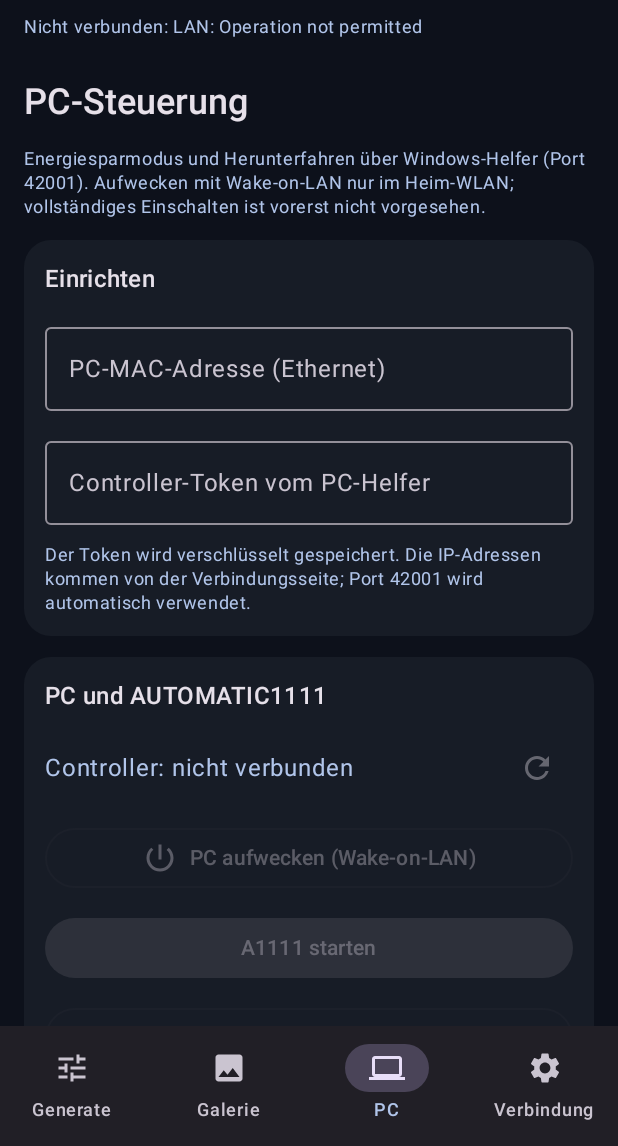
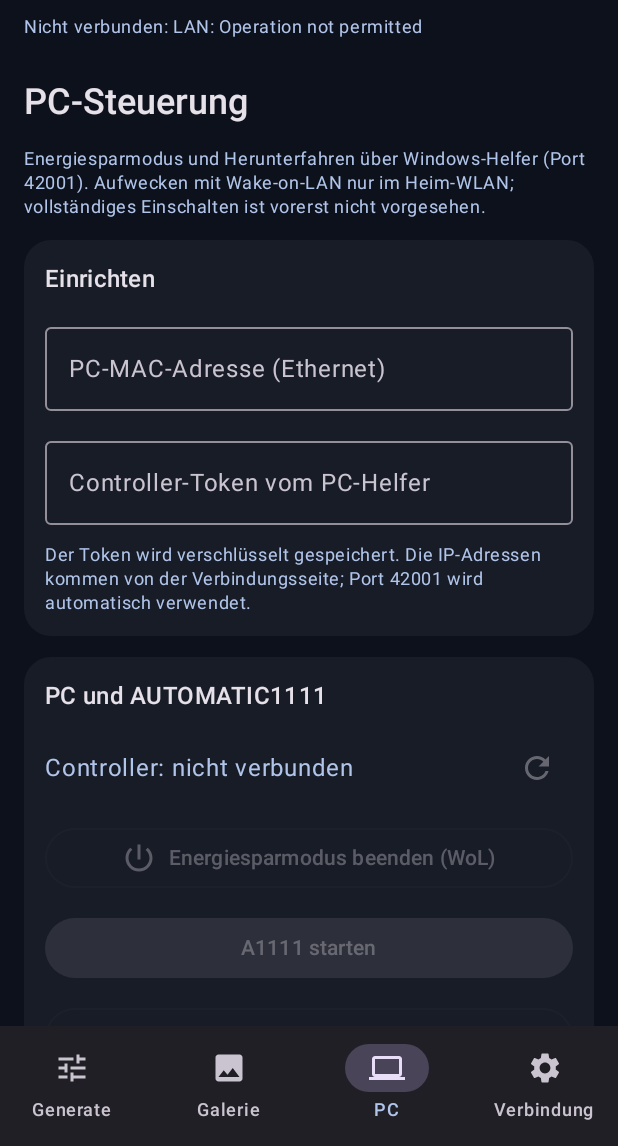
Before and after one commit to theTscheZ/SD-Remote-Generation, an Android app built with Jetpack Compose: the screen it shows after launch (MainActivity), item 3 of the bottom bar chosen, on a phone screen of 412 x 824 dp, the part 90-1236 px from its top. Run offline under Robolectric (Android 15) with nearby library versions, the phone set to English and light mode, and no system bars; network calls fail.

Commit message:
fix(ui): clearly label sleep and wake actions instead of PC power-on

```diff
--- a/app/src/main/java/com/a1111remote/app/MainActivity.kt
+++ b/app/src/main/java/com/a1111remote/app/MainActivity.kt
@@ -800,7 +800,7 @@ private fun PcControlScreen(state: UiState, vm: RemoteViewModel) {
                 enabled = !busy && state.pcMac.isNotBlank()) {
                 Icon(Icons.Default.PowerSettingsNew, null)
                 Spacer(Modifier.width(8.dp))
-                Text("PC aufwecken (Wake-on-LAN)")
+                Text("Energiesparmodus beenden (WoL)")
             }
             Button(onClick = { vm.pcAction("start") }, modifier = Modifier.fillMaxWidth(),
                 enabled = !busy && state.pcControllerToken.length >= 32 &&
@@ -821,7 +821,7 @@ private fun PcControlScreen(state: UiState, vm: RemoteViewModel) {
                     modifier = Modifier.weight(1f),
                     enabled = !busy && status != null &&
                         !state.isGenerating && !state.remoteGenerating) {
-                    Text("Energiesparmodus")
+                    Text("Energiesparmodus aktivieren")
                 }
                 OutlinedButton(onClick = { confirmShutdown = true },
                     modifier = Modifier.weight(1f),
@@ -852,7 +852,7 @@ private fun PcControlScreen(state: UiState, vm: RemoteViewModel) {
                 TextButton(onClick = {
                     confirmSleep = false
                     vm.pcAction("sleep")
-                }) { Text("Energiesparmodus") }
+                }) { Text("Standby aktivieren") }
             },
             dismissButton = {
                 TextButton(onClick = { confirmSleep = false }) { Text("Abbrechen") }
```
